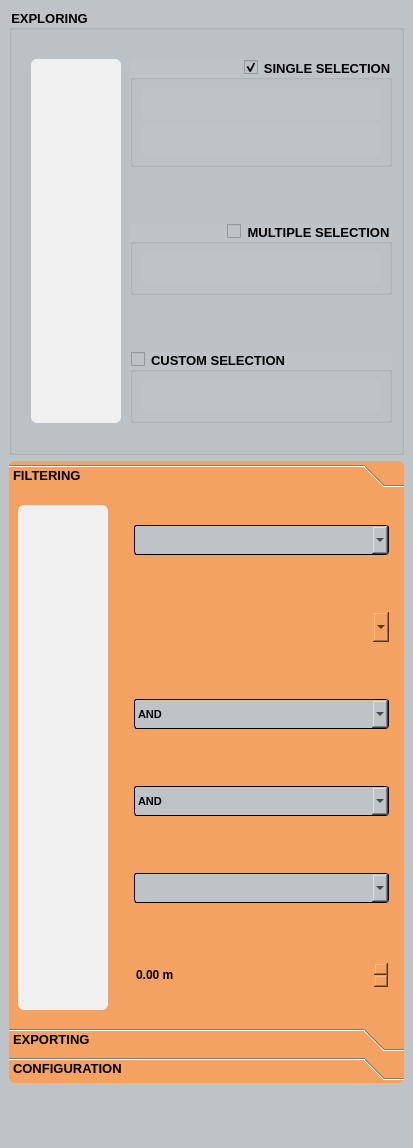
Above: filter_mate_dockwidget_base.ui from sducournau/filter_mate before the change. Below: the same form after it.
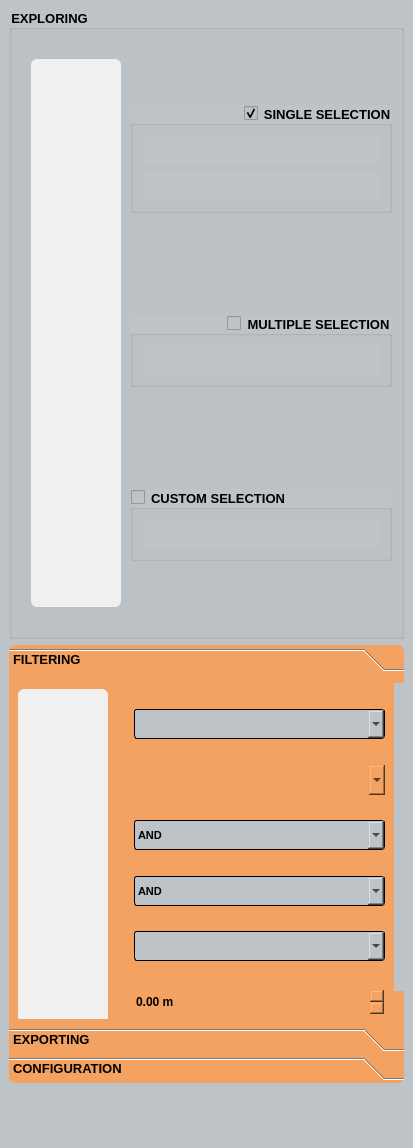
That is the form after the change. Icons and pictures are not drawn. Custom widgets are drawn as their Qt base class.

Commit message: Interface being finalized

```diff
--- a/filter_mate_dockwidget_base.ui
+++ b/filter_mate_dockwidget_base.ui
@@ -551,7 +551,7 @@
             <item>
              <layout class="QVBoxLayout" name="verticalLayout_7">
               <item>
-               <widget class="QPushButton" name="pushButton_checkable_exploring_selecting">
+               <widget class="QPushButton" name="pushButton_exploring_identify">
                 <property name="sizePolicy">
                  <sizepolicy hsizetype="Preferred" vsizetype="Fixed">
                   <horstretch>0</horstretch>
@@ -587,12 +587,57 @@
                 <property name="mouseTracking">
                  <bool>true</bool>
                 </property>
-                <property name="focusPolicy">
-                 <enum>Qt::ClickFocus</enum>
+               </widget>
+              </item>
+              <item>
+               <spacer name="verticalSpacer_33">
+                <property name="orientation">
+                 <enum>Qt::Vertical</enum>
                 </property>
-                <property name="layoutDirection">
-                 <enum>Qt::LeftToRight</enum>
+                <property name="sizeHint" stdset="0">
+                 <size>
+                  <width>20</width>
+                  <height>40</height>
+                 </size>
                 </property>
+               </spacer>
+              </item>
+              <item>
+               <widget class="QPushButton" name="pushButton_exploring_zoom">
+                <property name="sizePolicy">
+                 <sizepolicy hsizetype="Preferred" vsizetype="Fixed">
+                  <horstretch>0</horstretch>
+                  <verstretch>0</verstretch>
+                 </sizepolicy>
+                </property>
+                <property name="minimumSize">
+                 <size>
+                  <width>0</width>
+                  <height>50</height>
+                 </size>
+                </property>
+                <property name="maximumSize">
+                 <size>
+                  <width>16777215</width>
+                  <height>50</height>
+                 </size>
+                </property>
+                <property name="baseSize">
+                 <size>
+                  <width>0</width>
+                  <height>50</height>
+                 </size>
+                </property>
+                <property name="font">
+                 <font>
+                  <family>Segoe UI</family>
+                  <weight>75</weight>
+                  <bold>true</bold>
+                 </font>
+                </property>
+                <property name="cursor">
+                 <cursorShape>PointingHandCursor</cursorShape>
+                </property>
                 <property name="text">
                  <string/>
                 </property>
@@ -602,9 +647,6 @@
                   <height>35</height>
                  </size>
                 </property>
-                <property name="checkable">
-                 <bool>true</bool>
-                </property>
                 <property name="flat">
                  <bool>true</bool>
                 </property>
@@ -624,7 +666,7 @@
                </spacer>
               </item>
               <item>
-               <widget class="QPushButton" name="pushButton_checkable_exploring_tracking">
+               <widget class="QPushButton" name="pushButton_checkable_exploring_selecting">
                 <property name="sizePolicy">
                  <sizepolicy hsizetype="Preferred" vsizetype="Fixed">
                   <horstretch>0</horstretch>
@@ -697,7 +739,7 @@
                </spacer>
               </item>
               <item>
-               <widget class="QPushButton" name="pushButton_exploring_zooming">
+               <widget class="QPushButton" name="pushButton_checkable_exploring_tracking">
                 <property name="sizePolicy">
                  <sizepolicy hsizetype="Preferred" vsizetype="Fixed">
                   <horstretch>0</horstretch>
@@ -732,6 +774,15 @@
                 <property name="cursor">
                  <cursorShape>PointingHandCursor</cursorShape>
                 </property>
+                <property name="mouseTracking">
+                 <bool>true</bool>
+                </property>
+                <property name="focusPolicy">
+                 <enum>Qt::ClickFocus</enum>
+                </property>
+                <property name="layoutDirection">
+                 <enum>Qt::LeftToRight</enum>
+                </property>
                 <property name="text">
                  <string/>
                 </property>
@@ -741,6 +792,9 @@
                   <height>35</height>
                  </size>
                 </property>
+                <property name="checkable">
+                 <bool>true</bool>
+                </property>
                 <property name="flat">
                  <bool>true</bool>
                 </property>
@@ -759,6 +813,79 @@
                 </property>
                </spacer>
               </item>
+              <item>
+               <widget class="QPushButton" name="pushButton_checkable_exploring_linking_widgets">
+                <property name="sizePolicy">
+                 <sizepolicy hsizetype="Preferred" vsizetype="Fixed">
+                  <horstretch>0</horstretch>
+                  <verstretch>0</verstretch>
+                 </sizepolicy>
+                </property>
+                <property name="minimumSize">
+                 <size>
+                  <width>0</width>
+                  <height>50</height>
+                 </size>
+                </property>
+                <property name="maximumSize">
+                 <size>
+                  <width>16777215</width>
+                  <height>50</height>
+                 </size>
+                </property>
+                <property name="baseSize">
+                 <size>
+                  <width>0</width>
+                  <height>50</height>
+                 </size>
+                </property>
+                <property name="font">
+                 <font>
+                  <family>Segoe UI</family>
+                 </font>
+                </property>
+                <property name="cursor">
+                 <cursorShape>PointingHandCursor</cursorShape>
+                </property>
+                <property name="mouseTracking">
+                 <bool>true</bool>
+                </property>
+                <property name="focusPolicy">
+                 <enum>Qt::ClickFocus</enum>
+                </property>
+                <property name="layoutDirection">
+                 <enum>Qt::LeftToRight</enum>
+                </property>
+                <property name="text">
+                 <string/>
+                </property>
+                <property name="iconSize">
+                 <size>
+                  <width>35</width>
+                  <height>35</height>
+                 </size>
+                </property>
+                <property name="checkable">
+                 <bool>true</bool>
+                </property>
+                <property name="flat">
+                 <bool>true</bool>
+                </property>
+               </widget>
+              </item>
+              <item>
+               <spacer name="verticalSpacer_32">
+                <property name="orientation">
+                 <enum>Qt::Vertical</enum>
+                </property>
+                <property name="sizeHint" stdset="0">
+                 <size>
+                  <width>20</width>
+                  <height>40</height>
+                 </size>
+                </property>
+               </spacer>
+              </item>
               <item>
                <widget class="QPushButton" name="pushButton_checkable_exploring_saving_parameters">
                 <property name="sizePolicy">
@@ -788,6 +915,8 @@
                 <property name="font">
                  <font>
                   <family>Segoe UI</family>
+                  <weight>75</weight>
+                  <bold>true</bold>
                  </font>
                 </property>
                 <property name="cursor">
@@ -796,12 +925,6 @@
                 <property name="mouseTracking">
                  <bool>true</bool>
                 </property>
-                <property name="focusPolicy">
-                 <enum>Qt::ClickFocus</enum>
-                </property>
-                <property name="layoutDirection">
-                 <enum>Qt::LeftToRight</enum>
-                </property>
                 <property name="text">
                  <string/>
                 </property>
@@ -1409,8 +1532,8 @@
           <rect>
            <x>0</x>
            <y>0</y>
-           <width>387</width>
-           <height>463</height>
+           <width>384</width>
+           <height>400</height>
           </rect>
          </property>
          <attribute name="label">
```
Left out of the diff: 21 changed lines with no effect on the pictures. The commit also changes 5 other files.
